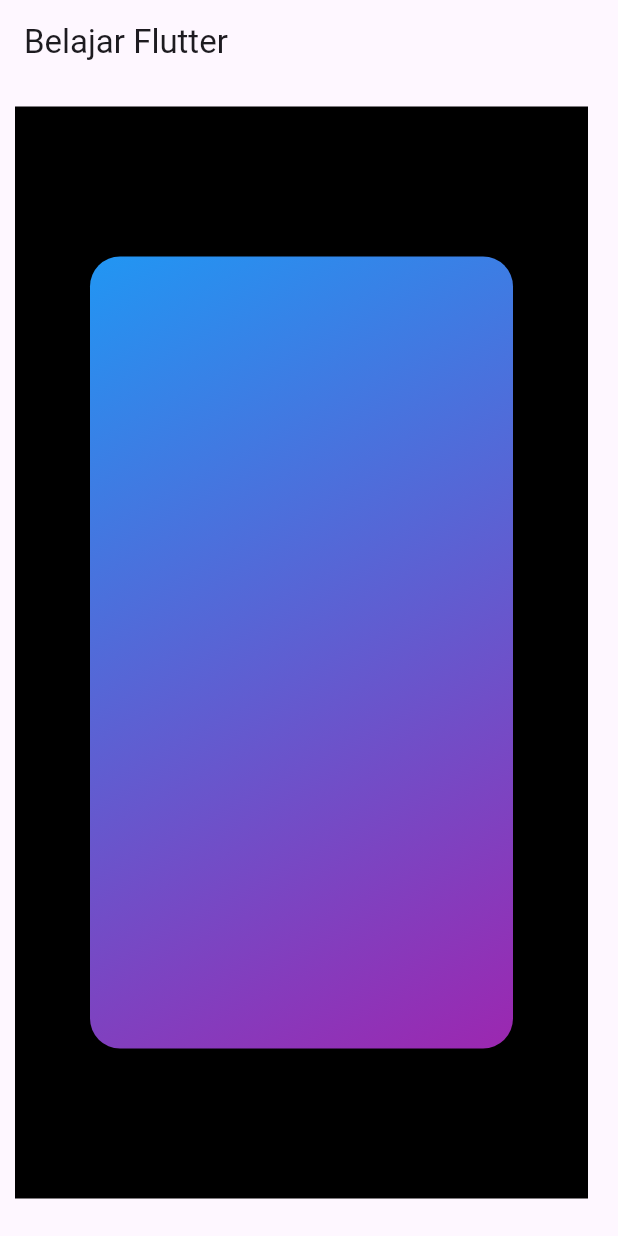
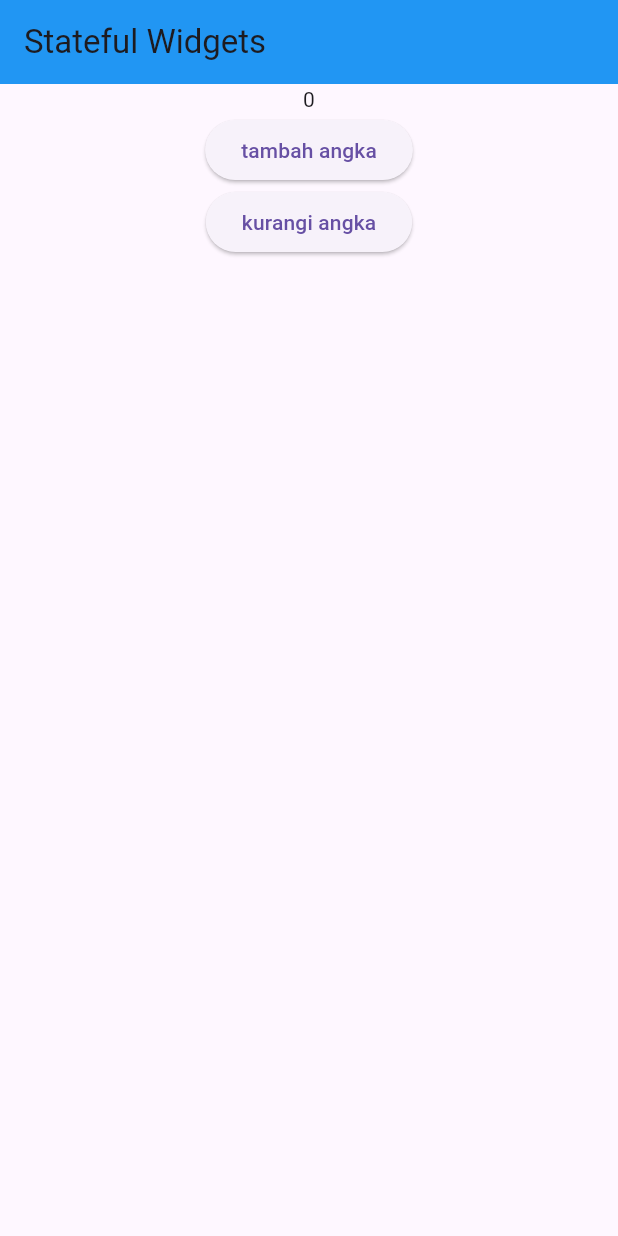
Before and after one commit to hunn99/belajarflutter, a Flutter app: the screen it shows after launch, on a phone screen of 412 x 824 dp. Run offline on Flutter 3.47's test engine with Material 3 defaults, Android fonts, the phone set to English and light mode, and no system bars; missing offline and left inert: dart:ffi.

Commit message:
stateful widget

```diff
--- a/lib/main.dart
+++ b/lib/main.dart
@@ -1,33 +1,49 @@
+import 'dart:ffi';
+
 import 'package:flutter/material.dart';
 
 void main() {
   runApp(const MyApp());
 }
 
-class MyApp extends StatelessWidget {
+class MyApp extends StatefulWidget {
   const MyApp({super.key});
 
   @override
+  _MyAppState createState() => _MyAppState();
+}
+
+class _MyAppState extends State<MyApp> {
+  int _counter = 0;
+  void _increment() {
+    setState(() {
+      _counter++;
+    });
+  }
+
+  void _decrement() {
+    setState(() {
+      _counter--;
+    });
+  }
+
   Widget build(BuildContext context) {
     return MaterialApp(
-      home: Scaffold(
-          appBar: AppBar(
-            title: Text("Belajar Flutter"),
-          ),
-          body: Container(
-            color: Colors.black,
-            margin: const EdgeInsets.fromLTRB(10, 15, 20, 25),
-            padding: EdgeInsets.only(bottom: 50, top: 50),
-            child: Container(
-              margin: EdgeInsets.all(50),
-              decoration: BoxDecoration(
-                  borderRadius: BorderRadius.circular(20),
-                  gradient: LinearGradient(
-                      begin: AlignmentDirectional.topStart,
-                      end: AlignmentDirectional.bottomEnd,
-                      colors: <Color>[Colors.blue, Colors.purple])),
+        home: Scaffold(
+      appBar: AppBar(
+          title: const Text('Stateful Widgets'), backgroundColor: Colors.blue),
+      body: Center(
+        child: Column(
+          children: [
+            Text(_counter.toString()),
+            ElevatedButton(
+              onPressed: _increment,
+              child: Text("tambah angka"),
             ),
-          )),
-    );
+            ElevatedButton(onPressed: _decrement, child: Text("kurangi angka"))
+          ],
+        ),
+      ),
+    ));
   }
 }
```
